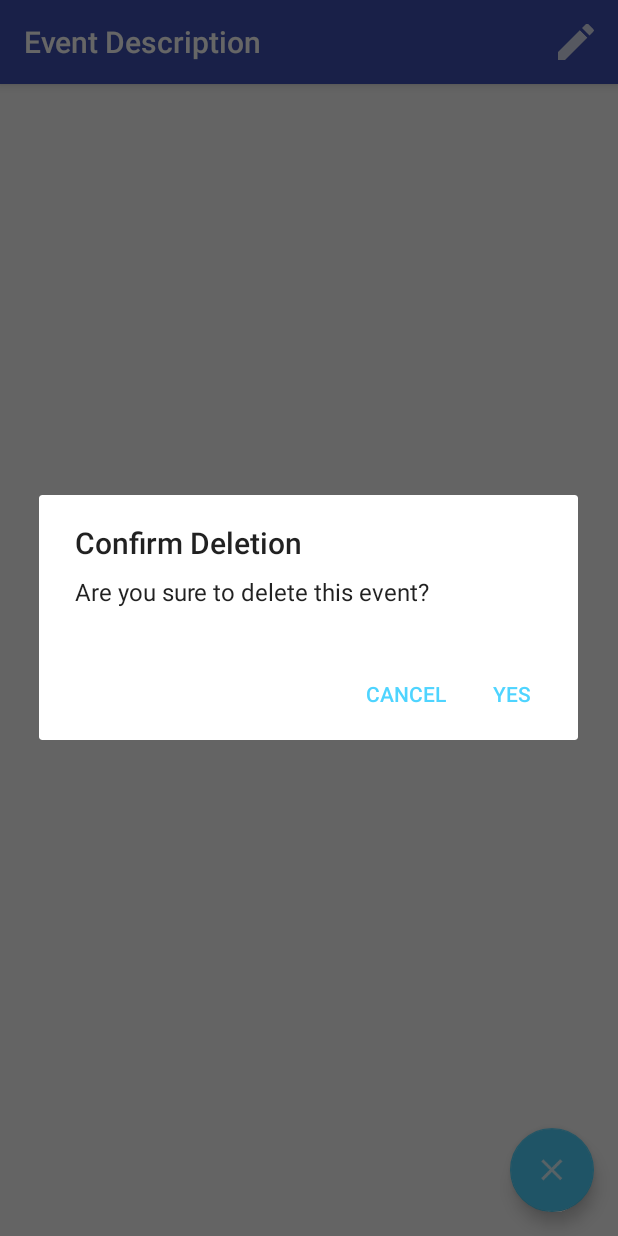
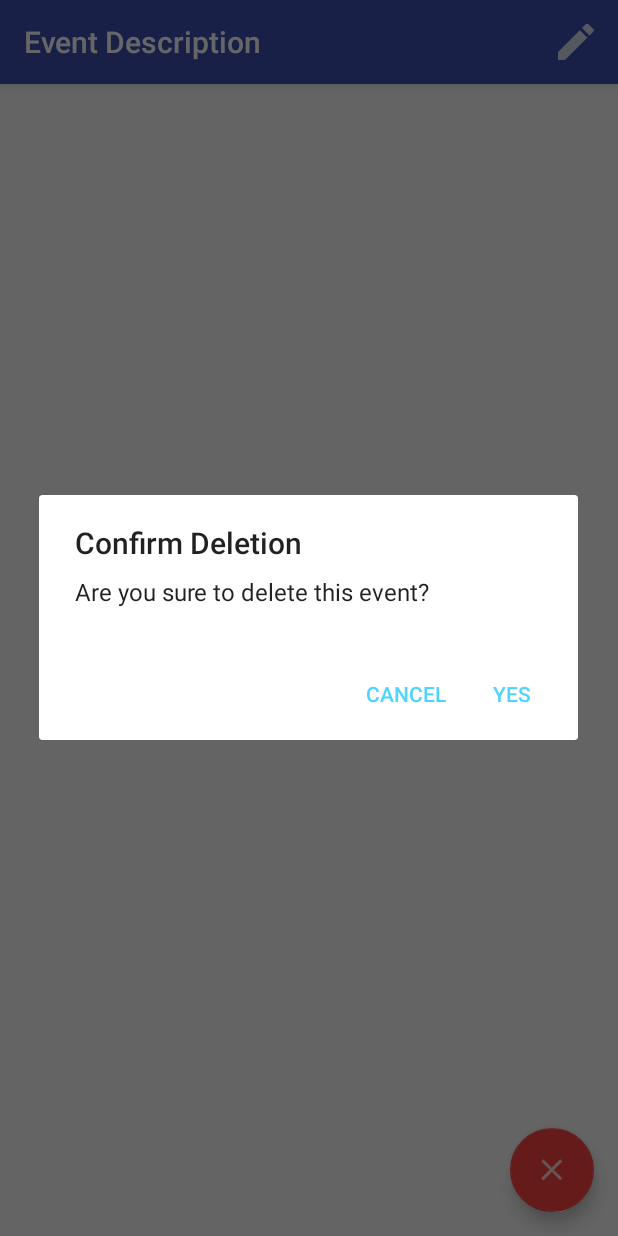
Before and after one commit to ChampClarinet/Reminder, an Android app: the EventDescriptionActivity screen opened directly, with no data from a screen before it, after a tap on an icon or button, on a phone screen of 412 x 824 dp. Run offline under Robolectric (Android 15) with nearby library versions, the phone set to English and light mode, and no system bars; libraries missing offline, so code that uses them is left out: com.fourmob.datetimepicker, com.sleepbot.datetimepicker.

Commit message:
Change fab color

```diff
--- a/app/src/main/java/com/example/clarinetmaster/reminder/EventDescriptionActivity.java
+++ b/app/src/main/java/com/example/clarinetmaster/reminder/EventDescriptionActivity.java
@@ -52,9 +52,7 @@ public class EventDescriptionActivity extends AppCompatActivity {
         pager = (ViewPager) findViewById(R.id.view_pager);
         pager.setCurrentItem(startPosition);
         pager.setAdapter(adapter);
-
         FloatingActionButton fab = (FloatingActionButton) findViewById(R.id.fab);
-        fab.setBackgroundResource(R.color.danger);
         fab.setOnClickListener(new View.OnClickListener() {
             @Override
             public void onClick(View view) {
--- a/app/src/main/res/layout/activity_event_description.xml
+++ b/app/src/main/res/layout/activity_event_description.xml
@@ -29,6 +29,7 @@
         android:layout_height="wrap_content"
         android:layout_gravity="bottom|end"
         android:layout_margin="@dimen/fab_margin"
+        app:backgroundTint="@android:color/holo_red_light"
         app:srcCompat="@drawable/ic_action_delete" />
 
 </android.support.design.widget.CoordinatorLayout>
```
